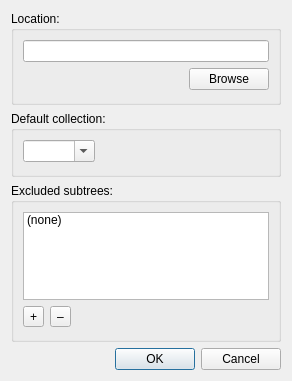
First picture: the form in src/dlg/AddRootDialog.ui, repository wagenadl/photohoard, before the edit.
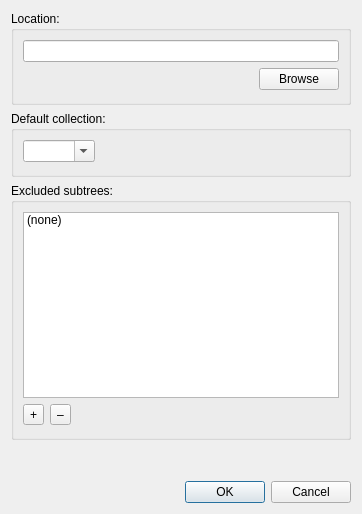
Second picture: the form after the edit.

Diff of the .ui file:
```diff
--- a/src/dlg/AddRootDialog.ui
+++ b/src/dlg/AddRootDialog.ui
@@ -6,8 +6,8 @@
    <rect>
     <x>0</x>
     <y>0</y>
-    <width>292</width>
-    <height>381</height>
+    <width>362</width>
+    <height>514</height>
    </rect>
   </property>
   <property name="windowTitle">
@@ -23,15 +23,6 @@
       <property name="spacing">
        <number>6</number>
       </property>
-      <property name="leftMargin">
-       <number>9</number>
-      </property>
-      <property name="topMargin">
-       <number>9</number>
-      </property>
-      <property name="rightMargin">
-       <number>9</number>
-      </property>
       <property name="bottomMargin">
        <number>12</number>
       </property>
@@ -87,15 +78,6 @@
       <property name="spacing">
        <number>6</number>
       </property>
-      <property name="leftMargin">
-       <number>9</number>
-      </property>
-      <property name="topMargin">
-       <number>9</number>
-      </property>
-      <property name="rightMargin">
-       <number>9</number>
-      </property>
       <property name="bottomMargin">
        <number>12</number>
       </property>
```
Left out of the diff: 11 changed lines with no effect on the pictures.
